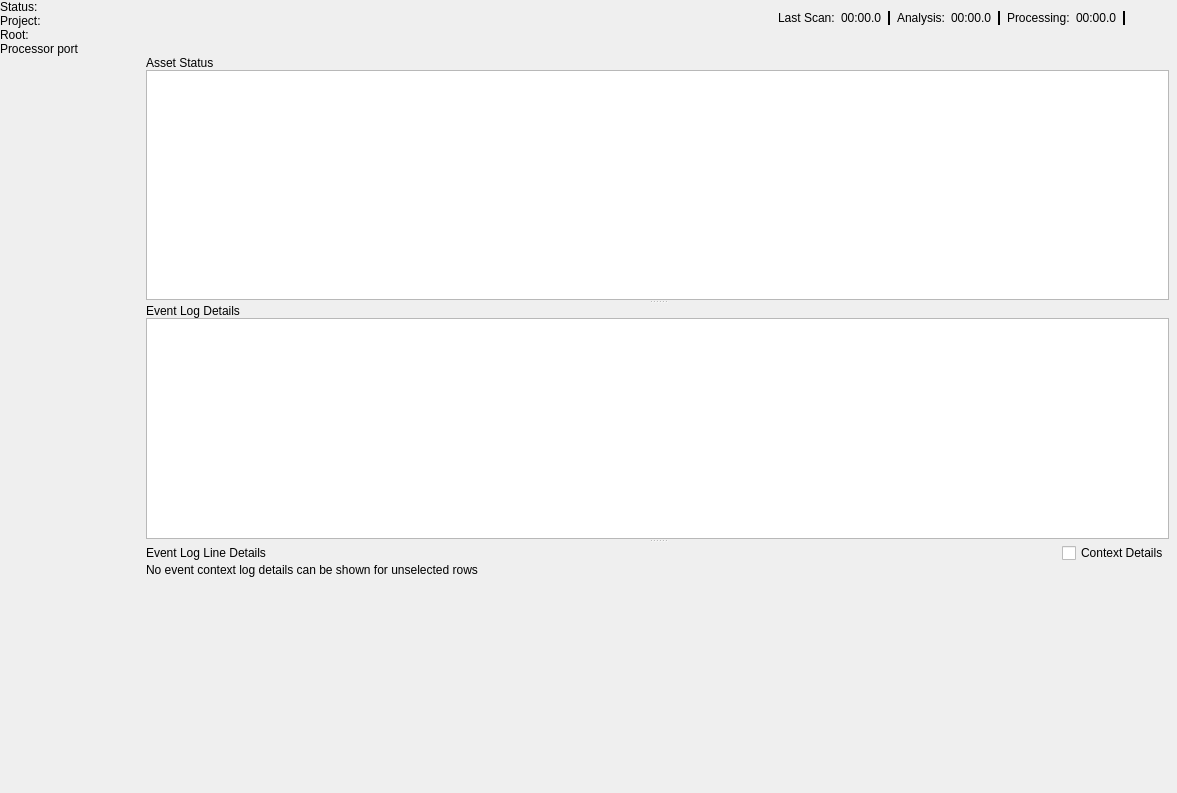
o3de/o3de, file Code/Tools/AssetProcessor/native/ui/MainWindow.ui: the form before one commit.
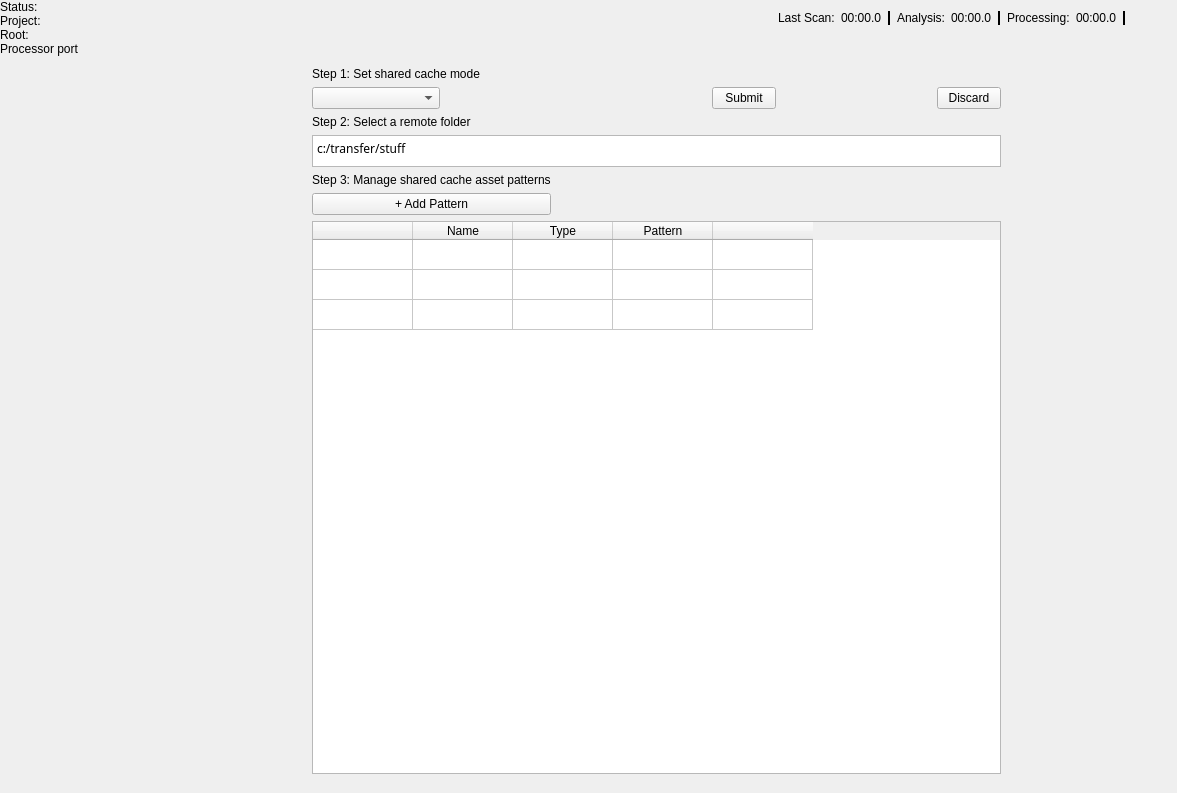
The form after the commit. The open tabs and pages were chosen to show the change. Icons and pictures are not drawn. Custom widgets are drawn as their Qt base class.

```diff
--- a/Code/Tools/AssetProcessor/native/ui/MainWindow.ui
+++ b/Code/Tools/AssetProcessor/native/ui/MainWindow.ui
@@ -1479,6 +1479,198 @@
           </item>
          </layout>
         </widget>
+        <widget class="QWidget" name="page">
+         <layout class="QGridLayout" name="gridLayout_2">
+          <property name="leftMargin">
+           <number>0</number>
+          </property>
+          <property name="topMargin">
+           <number>0</number>
+          </property>
+          <property name="rightMargin">
+           <number>0</number>
+          </property>
+          <property name="bottomMargin">
+           <number>0</number>
+          </property>
+          <item row="0" column="0">
+           <widget class="QWidget" name="widget" native="true">
+            <property name="sizePolicy">
+             <sizepolicy hsizetype="Preferred" vsizetype="Expanding">
+              <horstretch>0</horstretch>
+              <verstretch>0</verstretch>
+             </sizepolicy>
+            </property>
+            <layout class="QGridLayout" name="gridLayout">
+             <item row="1" column="0">
+              <widget class="QComboBox" name="serverCacheModeOptions">
+               <property name="maximumSize">
+                <size>
+                 <width>128</width>
+                 <height>16777215</height>
+                </size>
+               </property>
+               <property name="toolTip">
+                <string>Select the mode the project should use to cache asset products.</string>
+               </property>
+               <property name="currentText">
+                <string>Placeholder</string>
+               </property>
+               <property name="placeholderText">
+                <string>Placeholder</string>
+               </property>
+              </widget>
+             </item>
+             <item row="2" column="0">
+              <widget class="QLabel" name="label_3">
+               <property name="text">
+                <string>Step 2: Select a remote folder</string>
+               </property>
+              </widget>
+             </item>
+             <item row="0" column="0">
+              <widget class="QLabel" name="label_2">
+               <property name="text">
+                <string>Step 1: Set shared cache mode</string>
+               </property>
+              </widget>
+             </item>
+             <item row="3" column="0" colspan="3">
+              <widget class="QPlainTextEdit" name="serverAddressText">
+               <property name="sizePolicy">
+                <sizepolicy hsizetype="Expanding" vsizetype="Maximum">
+                 <horstretch>0</horstretch>
+                 <verstretch>0</verstretch>
+                </sizepolicy>
+               </property>
+               <property name="maximumSize">
+                <size>
+                 <width>16777215</width>
+                 <height>32</height>
+                </size>
+               </property>
+               <property name="font">
+                <font>
+                 <family>Amazon Ember Mono</family>
+                 <pointsize>9</pointsize>
+                </font>
+               </property>
+               <property name="toolTip">
+                <string>The remote folder should be accessible to the entire team.</string>
+               </property>
+               <property name="inputMethodHints">
+                <set>Qt::ImhNone</set>
+               </property>
+               <property name="plainText">
+                <string>c:/transfer/stuff</string>
+               </property>
+              </widget>
+             </item>
+             <item row="6" column="0" colspan="3">
+              <widget class="QTableWidget" name="sharedCacheTable">
+               <property name="wordWrap">
+                <bool>false</bool>
+               </property>
+               <property name="rowCount">
+                <number>3</number>
+               </property>
+               <property name="columnCount">
+                <number>5</number>
+               </property>
+               <attribute name="horizontalHeaderCascadingSectionResizes">
+                <bool>false</bool>
+               </attribute>
+               <attribute name="verticalHeaderVisible">
+                <bool>false</bool>
+               </attribute>
+               <row>
+                <property name="text">
+                 <string>New Row</string>
+                </property>
+               </row>
+               <row/>
+               <row/>
+               <column>
+                <property name="text">
+                 <string/>
+                </property>
+                <property name="toolTip">
+                 <string>Toggle pattern activity.</string>
+                </property>
+               </column>
+               <column>
+                <property name="text">
+                 <string>Name</string>
+                </property>
+               </column>
+               <column>
+                <property name="text">
+                 <string>Type</string>
+                </property>
+               </column>
+               <column>
+                <property name="text">
+                 <string>Pattern</string>
+                </property>
+               </column>
+               <column>
+                <property name="text">
+                 <string/>
+                </property>
+                <property name="toolTip">
+                 <string>Remove the pattern.</string>
+                </property>
+               </column>
+              </widget>
+             </item>
+             <item row="5" column="0">
+              <widget class="QPushButton" name="sharedCacheAddPattern">
+               <property name="toolTip">
+                <string>Add an asset pattern to cache to the remote folder.</string>
+               </property>
+               <property name="text">
+                <string>+ Add Pattern</string>
+               </property>
+              </widget>
+             </item>
+             <item row="1" column="2">
+              <widget class="QPushButton" name="sharedCacheDiscardButton">
+               <property name="maximumSize">
+                <size>
+                 <width>64</width>
+                 <height>16777215</height>
+                </size>
+               </property>
+               <property name="text">
+                <string>Discard</string>
+               </property>
+              </widget>
+             </item>
+             <item row="4" column="0">
+              <widget class="QLabel" name="label_4">
+               <property name="text">
+                <string>Step 3: Manage shared cache asset patterns</string>
+               </property>
+              </widget>
+             </item>
+             <item row="1" column="1">
+              <widget class="QPushButton" name="sharedCacheSubmitButton">
+               <property name="maximumSize">
+                <size>
+                 <width>64</width>
+                 <height>16777215</height>
+                </size>
+               </property>
+               <property name="text">
+                <string>Submit</string>
+               </property>
+              </widget>
+             </item>
+            </layout>
+           </widget>
+          </item>
+         </layout>
+        </widget>
        </widget>
       </item>
      </layout>
```
Left out of the diff: 9 changed lines with no effect on the pictures.
